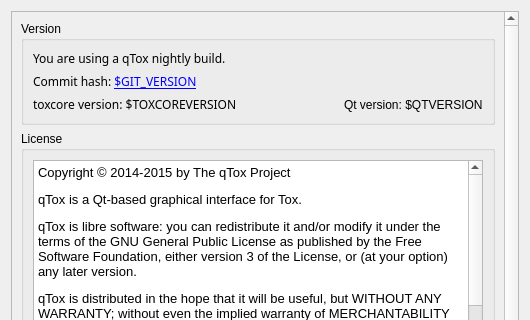
The window that src/widget/form/settings/aboutsettings.ui (qTox/qTox) describes before a commit, drawn with Qt 5; both pictures show x 0 to 530 and y 0 to 320 of the 530 by 476 pixel window.
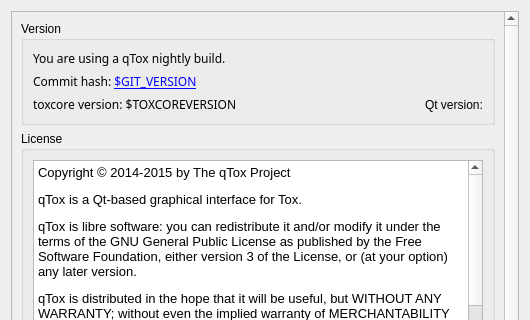
The same window after the commit. Custom widgets are drawn as their Qt base class.

Commit message: Simplify hardcoding qt version in settings

```diff
--- a/src/widget/form/settings/aboutsettings.ui
+++ b/src/widget/form/settings/aboutsettings.ui
@@ -137,7 +137,7 @@
           <item row="2" column="1">
            <widget class="QLabel" name="qtVersion">
             <property name="text">
-             <string>Qt version: $QTVERSION</string>
+             <string>Qt version:</string>
             </property>
            </widget>
           </item>
```
The commit also changes 1 other file.
